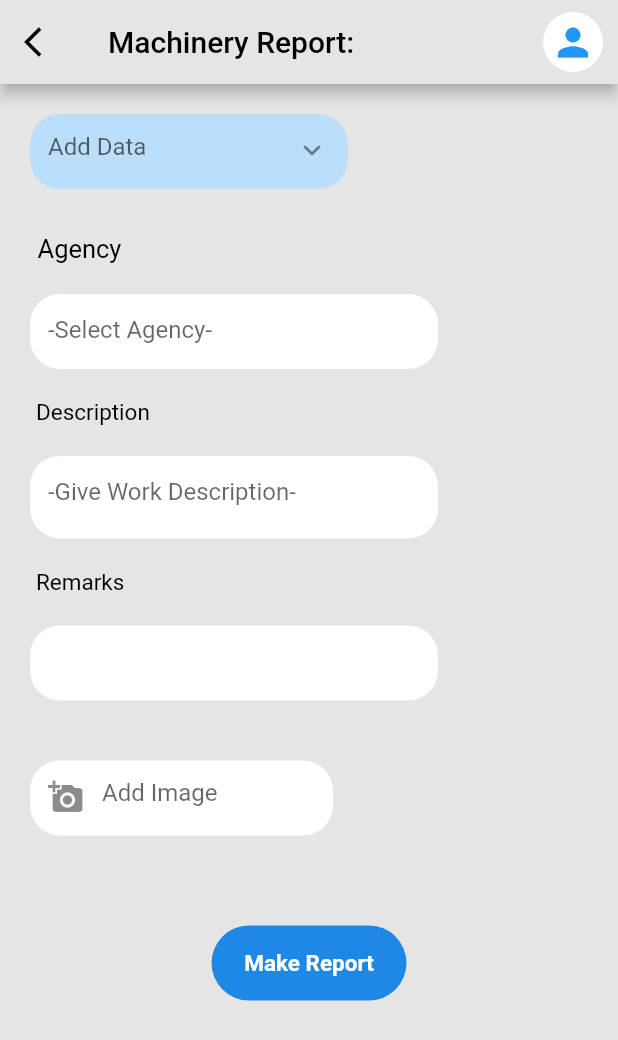
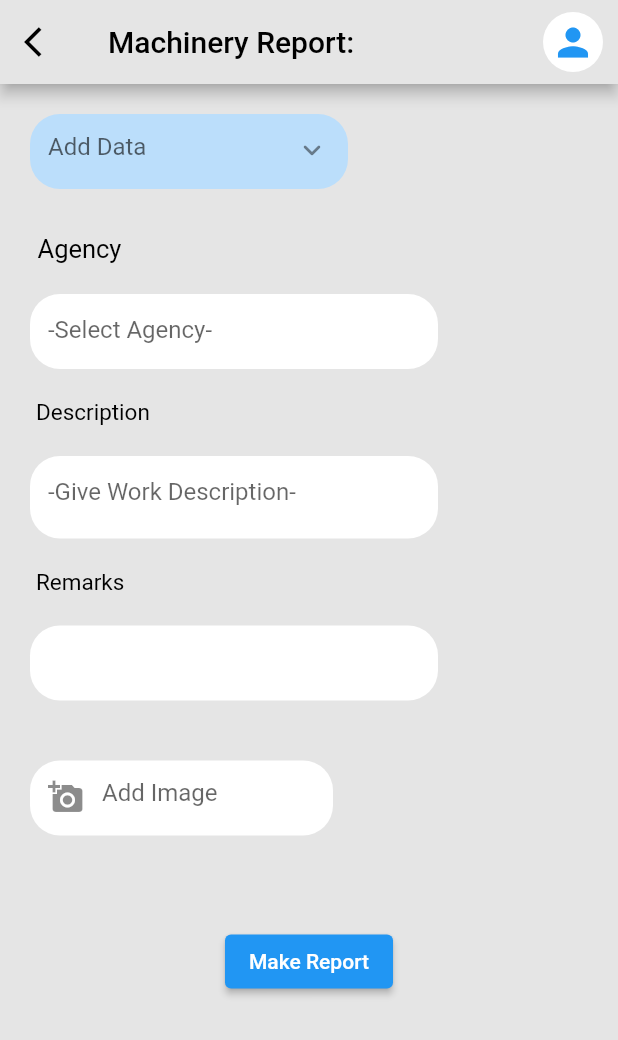
Before and after one commit to priyansh1211/4NerdyGuys, a Flutter app: the MachineryReport screen opened directly, on a phone screen of 412 x 824 dp. Shown: the top 1040 px of the screen. Run offline on Flutter 3.47's test engine with Material 2 defaults, Android fonts, the phone set to English and light mode, and no system bars; our stand-ins replace dropdown_button2, flutter_otp_text_field, get, percent_indicator; missing offline and left inert: otp_timer_button; Roboto replaces fonts that are missing (Montserrat).

Commit message:
Button of each report done

```diff
--- a/lib/main.dart
+++ b/lib/main.dart
@@ -1,11 +1,13 @@
 import 'package:flutter/material.dart';
+import 'package:get/get.dart';
 import './pages/ResetPassword.dart';
 import './pages/ForgotPassword.dart';
 import './pages/LoginPage.dart';
 import './pages/SignUp.dart';
 
 void main() {
-  runApp(MaterialApp(
+  runApp(
+      GetMaterialApp(
     debugShowCheckedModeBanner: false,
     home: LoginPage(),
     routes: {
@@ -23,7 +25,7 @@ class MyApp extends StatelessWidget {
   // This widget is the root of your application.
   @override
   Widget build(BuildContext context) {
-    return MaterialApp(
+    return GetMaterialApp(
       debugShowCheckedModeBanner:
           false, //this makes the "debug" banner disappear when you run the app
       home: const LoginPage(),
--- a/lib/pages/MachineryReport.dart
+++ b/lib/pages/MachineryReport.dart
@@ -1,4 +1,6 @@
 import 'package:flutter/material.dart';
+import 'package:flutter_app/pages/WorkDoneToday.dart';
+import 'package:get/get.dart';
 class MachineryReport extends StatefulWidget {
   const MachineryReport({Key? key}) : super(key: key);
 
@@ -10,10 +12,10 @@ class _MachineryReportState extends State<MachineryReport> {
   @override
   Widget build(BuildContext context) {
     return Scaffold(
-      backgroundColor: Color(0xffE5E5E5),
+      backgroundColor: const Color(0xffE5E5E5),
       appBar: AppBar(
         automaticallyImplyLeading: false,
-        backgroundColor: Color(0xffE5E5E5),
+        backgroundColor: const Color(0xffE5E5E5),
         title: const Text(
           "Machinery Report:",
           style: TextStyle(color: Colors.black),
@@ -48,16 +50,16 @@ class _MachineryReportState extends State<MachineryReport> {
         shrinkWrap: true,
         children: <Widget>[
           Padding(
-            padding: EdgeInsets.all(20),
+            padding: const EdgeInsets.all(20),
             child: Container(
-              padding: EdgeInsets.only(left: 12),
+              padding: const EdgeInsets.only(left: 12),
               height: 50,
-              margin: EdgeInsets.only(right: 160),
+              margin: const EdgeInsets.only(right: 160),
               decoration: BoxDecoration(
                 color: Colors.blue.shade100,
                 borderRadius: BorderRadius.circular(20),
               ),
-              child:  TextField(
+              child:  const TextField(
                 decoration: InputDecoration(
                   hintText: 'Add Data',
                   suffixIcon: Icon(Icons.keyboard_arrow_down_rounded),
@@ -66,8 +68,8 @@ class _MachineryReportState extends State<MachineryReport> {
               ),
             ),
           ),
-          SizedBox(height: 10,),
-          Padding(
+          const SizedBox(height: 10,),
+          const Padding(
             padding: EdgeInsets.only(left: 25),
             child: Text(
               'Agency',
@@ -75,16 +77,16 @@ class _MachineryReportState extends State<MachineryReport> {
             ),
           ),
           Padding(
-            padding: EdgeInsets.all(20),
+            padding: const EdgeInsets.all(20),
             child: Container(
-              padding: EdgeInsets.only(left: 12),
+              padding: const EdgeInsets.only(left: 12),
               height: 50,
-              margin: EdgeInsets.only(right: 100),
+              margin: const EdgeInsets.only(right: 100),
               decoration: BoxDecoration(
                 color: Colors.white,
                 borderRadius: BorderRadius.circular(20),
               ),
-              child: TextField(
+              child: const TextField(
                 style: TextStyle(color: Colors.black54),
                 decoration: InputDecoration(
                   hintText: '-Select Agency-',
@@ -93,7 +95,7 @@ class _MachineryReportState extends State<MachineryReport> {
               ),
             ),
           ),
-          Padding(
+          const Padding(
             padding: EdgeInsets.only(left: 24),
             child: Text(
               'Description',
@@ -101,16 +103,16 @@ class _MachineryReportState extends State<MachineryReport> {
             ),
           ),
           Padding(
-            padding: EdgeInsets.all(20),
+            padding: const EdgeInsets.all(20),
             child: Container(
-              padding: EdgeInsets.only(left: 12),
+              padding: const EdgeInsets.only(left: 12),
               height: 55,
-              margin: EdgeInsets.only(right: 100),
+              margin: const EdgeInsets.only(right: 100),
               decoration: BoxDecoration(
                 color: Colors.white,
                 borderRadius: BorderRadius.circular(20),
               ),
-              child: TextField(
+              child: const TextField(
                 style: TextStyle(color: Colors.black54),
                 decoration: InputDecoration(
                   hintText: '-Give Work Description-',
@@ -120,7 +122,7 @@ class _MachineryReportState extends State<MachineryReport> {
             ),
           ),
           //SizedBox(height: 10,),
-          Padding(
+          const Padding(
             padding: EdgeInsets.only(left: 24),
             child: Text(
               'Remarks',
@@ -128,16 +130,16 @@ class _MachineryReportState extends State<MachineryReport> {
             ),
           ),
           Padding(
-            padding: EdgeInsets.all(20),
+            padding: const EdgeInsets.all(20),
             child: Container(
-              padding: EdgeInsets.only(left: 12),
+              padding: const EdgeInsets.only(left: 12),
               height: 50,
-              margin: EdgeInsets.only(right: 100),
+              margin: const EdgeInsets.only(right: 100),
               decoration: BoxDecoration(
                 color: Colors.white,
                 borderRadius: BorderRadius.circular(20),
               ),
-              child: TextField(
+              child: const TextField(
                 decoration: InputDecoration(
                   border: InputBorder.none,
                 ),
@@ -145,42 +147,62 @@ class _MachineryReportState extends State<MachineryReport> {
             ),
           ),
           Padding(
-            padding: EdgeInsets.all(20),
+            padding: const EdgeInsets.all(20),
             child: Container(
               height: 50,
-              margin: EdgeInsets.only(right: 170),
+              margin: const EdgeInsets.only(right: 170),
               decoration: BoxDecoration(
                 color: Colors.white,
                 borderRadius: BorderRadius.circular(20),
               ),
-              child: TextField(decoration: InputDecoration(
+              child: const TextField(decoration: InputDecoration(
                 prefixIcon: Icon(Icons.add_a_photo),
                 hintText: 'Add Image',
                 border: InputBorder.none,
               ),
               ),
             ),
-          ),SizedBox(height: 40,),
-          MaterialButton(
-            onPressed: () {},
-            child: Container(
-              height: 50,
-              width: 130,
-              margin: EdgeInsets.symmetric(horizontal: 105),
-              decoration: BoxDecoration(
-                color: Colors.blue.shade600,
-                borderRadius: BorderRadius.circular(35.0),
-              ),
-              child: Center(
-                child: Text(
+          ),const SizedBox(height: 40,),
+          Center(
+            child: Column(
+              mainAxisAlignment: MainAxisAlignment.center,
+              crossAxisAlignment: CrossAxisAlignment.center,
+              children: [
+                ElevatedButton(onPressed: (){
+                  Get.defaultDialog(
+                    middleText: "Do you want to continue?",
+                    titleStyle: const TextStyle(
+                        color: Colors.white,
+                        fontWeight: FontWeight.bold,
+                        fontFamily: 'ReadexPro',
+                        fontSize: 15),
+                    middleTextStyle: const TextStyle(
+                        color: Colors.white,
+                        fontWeight: FontWeight.bold,
+                        fontFamily: 'ReadexPro',
+                        fontSize: 15),
+                    textCancel: "NO",
+                    cancelTextColor: const Color(0xff685D5D),
+                    textConfirm: "YES",
+                    confirmTextColor: Colors.lightGreenAccent,
+                    radius: 40,
+                    buttonColor: const Color(0xff685D5D),
+                    //barrierDismissible: false,
+                    backgroundColor: const Color(0xff009AFF),
+                    onConfirm: (){
+                      Navigator.push(context, MaterialPageRoute(builder: (context)=>const WorkDoneToday()));
+                    },
+                  );
+                }, child: const Text(
                   "Make Report",
-                  style: TextStyle(
-                      color: Colors.white,
-                      fontWeight: FontWeight.bold,
-                      fontFamily: 'Montserrat',
-                      fontSize: 15),
+                  // style: TextStyle(
+                  //     color: Colors.white,
+                  //     fontWeight: FontWeight.bold,
+                  //     fontFamily: 'ReadexPro',
+                  //     fontSize: 15),
                 ),
-              ),
+                ),
+              ],
             ),
           ),
         ],
--- a/lib/pages/ResetPassword.dart
+++ b/lib/pages/ResetPassword.dart
@@ -9,12 +9,14 @@ class ResetPassword extends StatefulWidget {
 }
 
 class _ResetPasswordState extends State<ResetPassword> {
+
   bool _showpassword = true;
   @override
   Widget build(BuildContext context) {
     return Scaffold(
       backgroundColor: Color(0xffE5E5E5),
       appBar: AppBar(
+
         automaticallyImplyLeading: false,
         backgroundColor: Color(0xffE5E5E5),
         leading: GestureDetector(
--- a/lib/pages/TypesOfReport.dart
+++ b/lib/pages/TypesOfReport.dart
@@ -92,7 +92,7 @@ class _TypesOfReportState extends State<TypesOfReport> {
                           top: 85,
                           left: 220,
                           child: Icon(
-                            Icons.add_box,
+                            Icons.add_box_rounded,
                             size: 30,
                           )),
                       const Positioned(
--- a/pubspec.yaml
+++ b/pubspec.yaml
@@ -35,6 +35,7 @@ dependencies:
   dropdown_button2: ^1.6.3
   flutter_otp_text_field: ^1.1.0+2
   otp_timer_button: ^1.1.0
+  get:
 
   # The following adds the Cupertino Icons fonts to your application.
   # Use with the CupertinoIcons class for iOS style icons.
```
Also changed, not shown: lib/pages/DesignRequirement.dart (+40 -18 lines), lib/pages/ManPowerReport.dart (+39 -45 lines), lib/pages/MaterialReport.dart (+40 -18 lines), lib/pages/NextDayPlanning.dart (+40 -19 lines), lib/pages/TargetVsAchieved.dart (+50 -26 lines), pubspec.lock.
